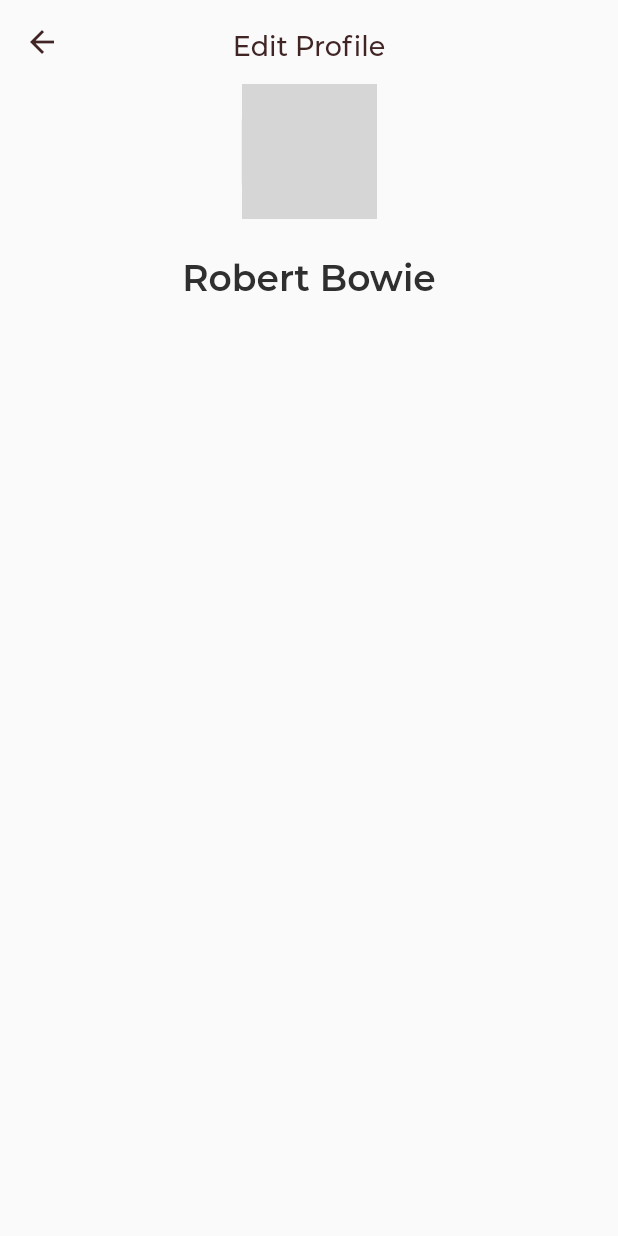
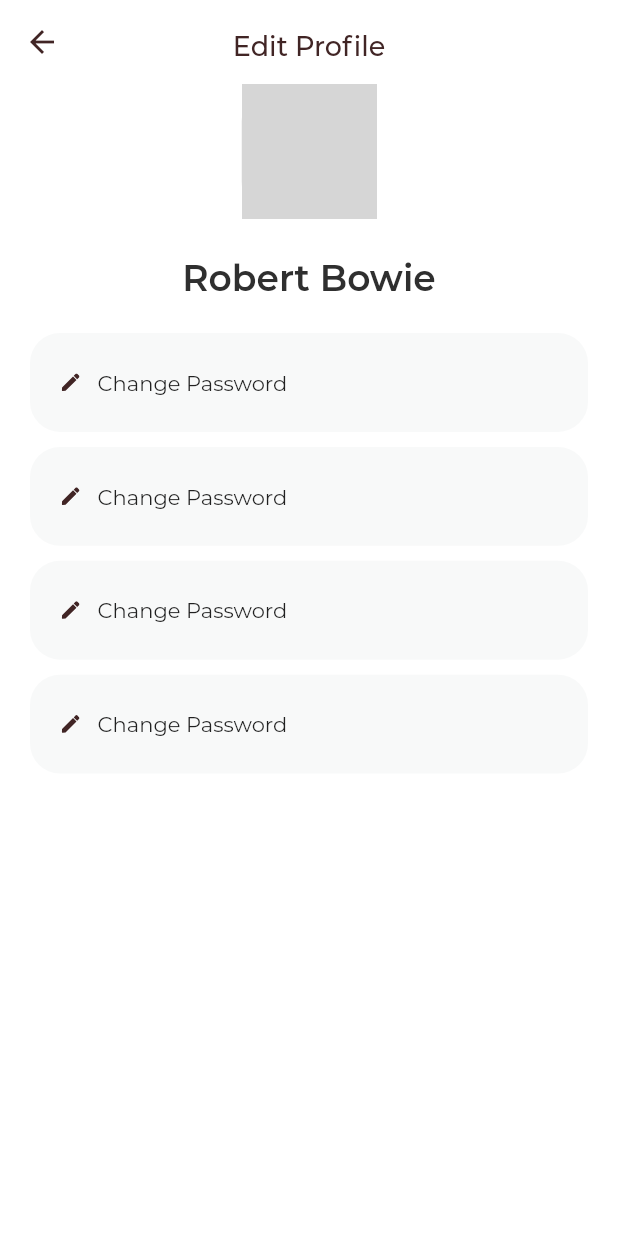
Before and after one commit to onumengine/encostay, a Flutter app: the EditHostProfileScreen screen opened by its route, on a phone screen of 412 x 824 dp. Run offline on Flutter 3.47's test engine with Material 2 defaults, Android fonts, the phone set to English and light mode, and no system bars; our stand-ins replace dartz, equatable, flutter_bloc, flutter_svg, get_it, google_nav_bar and 3 more; missing offline and left inert: flutter_rounded_date_picker; project files that could hold a hidden picture were left out; grey boxes are pictures that could not be loaded.

Commit message:
color the edit profile component white

```diff
--- a/lib/features/host/leasing/presentation/ui/screens/edit_host_profile_screen.dart
+++ b/lib/features/host/leasing/presentation/ui/screens/edit_host_profile_screen.dart
@@ -1,5 +1,7 @@
 import 'package:encostay/core/utilities/color_palette.dart';
 import 'package:encostay/core/utilities/constants.dart';
+import 'package:encostay/core/utilities/route_names.dart';
+import 'package:encostay/core/widgets/atoms/profile_tile.dart';
 import 'package:flutter/material.dart';
 import 'package:flutter_svg/flutter_svg.dart';
 
@@ -14,6 +16,7 @@ class _EditHostProfileScreenState extends State<EditHostProfileScreen> {
   @override
   Widget build(BuildContext context) {
     return Scaffold(
+      backgroundColor: ColorPalette.brandWhite,
       appBar: AppBar(
         title: Text(
           'Edit Profile',
@@ -53,6 +56,34 @@ class _EditHostProfileScreenState extends State<EditHostProfileScreen> {
                     ),
                   ),
                 ),
+                ProfileItemTile(
+                  iconPath: COLORED_VECTORS_PATH + 'ic_edit_pencil.svg',
+                  title: 'Change Password',
+                  onTap: () {
+                    Navigator.of(context).pushNamed(RouteNames.CHANGE_PASSWORD);
+                  },
+                ),
+                ProfileItemTile(
+                  iconPath: COLORED_VECTORS_PATH + 'ic_edit_pencil.svg',
+                  title: 'Change Password',
+                  onTap: () {
+                    Navigator.of(context).pushNamed(RouteNames.CHANGE_PASSWORD);
+                  },
+                ),
+                ProfileItemTile(
+                  iconPath: COLORED_VECTORS_PATH + 'ic_edit_pencil.svg',
+                  title: 'Change Password',
+                  onTap: () {
+                    Navigator.of(context).pushNamed(RouteNames.CHANGE_PASSWORD);
+                  },
+                ),
+                ProfileItemTile(
+                  iconPath: COLORED_VECTORS_PATH + 'ic_edit_pencil.svg',
+                  title: 'Change Password',
+                  onTap: () {
+                    Navigator.of(context).pushNamed(RouteNames.CHANGE_PASSWORD);
+                  },
+                ),
               ],
             ),
           ),
```
Also changed, not shown: lib/assets/vectors/colored_icons/ic_edit_pencil.svg (added).
